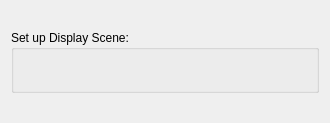
This is src/developer/main/setupscene/widget/ui/setupsceneUI.ui in code-google-com/mayatools as Qt 5 draws it before an edit. The edited form follows.
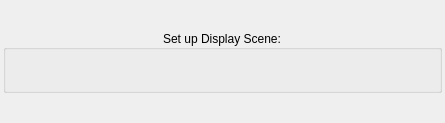
This is the edited form. Icons and pictures are not drawn.

```diff
--- a/src/developer/main/setupscene/widget/ui/setupsceneUI.ui
+++ b/src/developer/main/setupscene/widget/ui/setupsceneUI.ui
@@ -1,19 +1,26 @@
 <?xml version="1.0" encoding="UTF-8"?>
 <ui version="4.0">
- <class>Form</class>
- <widget class="QWidget" name="Form">
+ <class>MainWindow</class>
+ <widget class="QMainWindow" name="MainWindow">
   <property name="geometry">
    <rect>
     <x>0</x>
     <y>0</y>
-    <width>330</width>
+    <width>445</width>
     <height>123</height>
    </rect>
   </property>
   <property name="windowTitle">
    <string>Form</string>
   </property>
+  <widget class="QWidget" name="centralwidget">
   <layout class="QVBoxLayout" name="verticalLayout">
+    <property name="leftMargin">
+     <number>3</number>
+    </property>
+    <property name="rightMargin">
+     <number>3</number>
+    </property>
    <item>
     <widget class="QGroupBox" name="groupBox_5">
      <property name="sizePolicy">
@@ -25,12 +32,15 @@
      <property name="title">
       <string>Set up Display Scene:</string>
      </property>
+      <property name="alignment">
+       <set>Qt::AlignCenter</set>
+      </property>
      <layout class="QHBoxLayout" name="horizontalLayout_6">
       <property name="leftMargin">
-       <number>5</number>
+        <number>3</number>
       </property>
       <property name="rightMargin">
-       <number>5</number>
+        <number>3</number>
       </property>
       <item>
        <layout class="QHBoxLayout" name="horizontalLayout_7">
@@ -128,6 +138,7 @@
     </widget>
    </item>
   </layout>
+  </widget>
  </widget>
  <resources/>
  <connections/>
```
Left out of the diff: 2 changed lines with no effect on the pictures. Lines whose indentation alone changed are shown as unchanged.
